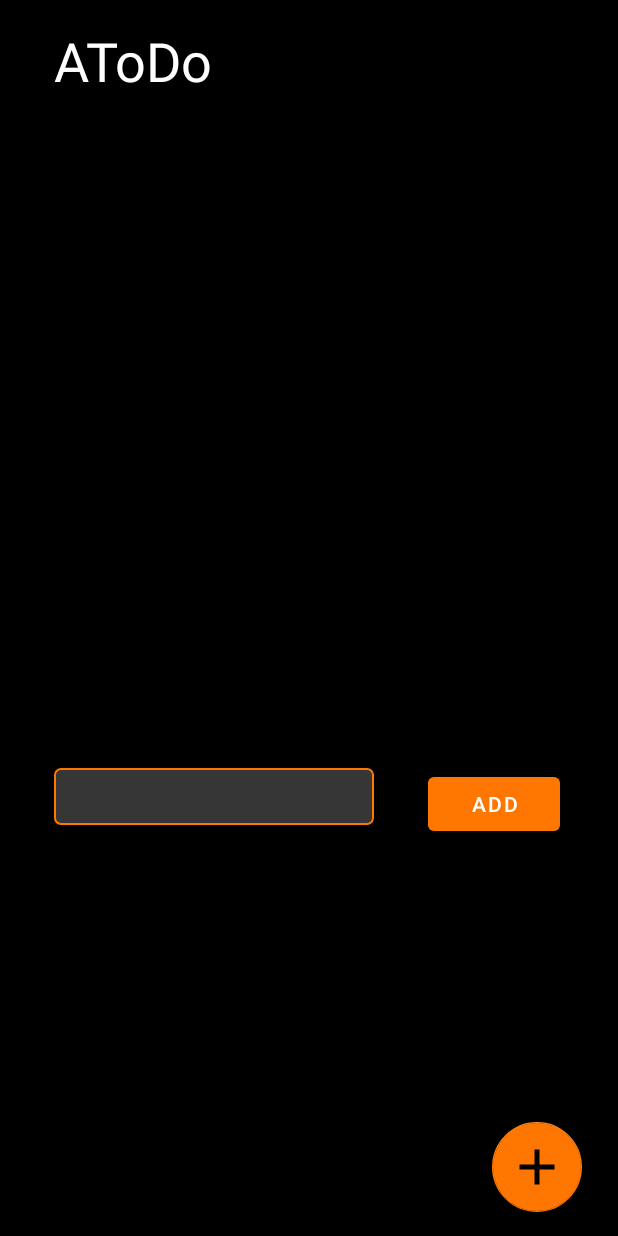
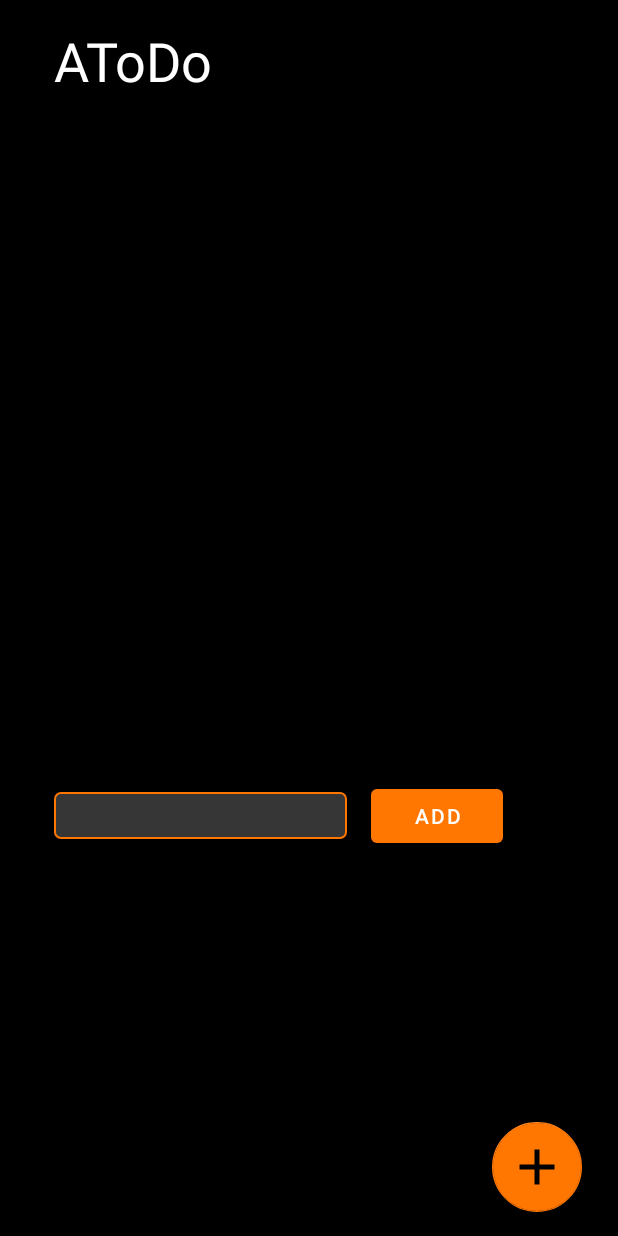
Before and after one commit to wodyjowski/a-todo, an Android app: the screen it shows after launch (MainActivity), on a phone screen of 412 x 824 dp. Run offline under Robolectric (Android 15) with nearby library versions, the phone set to English and light mode, and no system bars; our stand-ins replace Room's generated code.

Commit message:
Fixed add button position (nice to know how to center it)

```diff
--- a/app/src/main/res/layout/activity_main.xml
+++ b/app/src/main/res/layout/activity_main.xml
@@ -18,12 +18,13 @@
         app:layout_constraintStart_toStartOf="parent"
         app:layout_constraintTop_toBottomOf="@+id/textViewTitle" />
 
+
     <EditText
         android:id="@+id/editText"
-        android:layout_width="wrap_content"
-        android:layout_height="wrap_content"
+        android:layout_width="195dp"
+        android:layout_height="31dp"
         android:layout_marginStart="36dp"
-        android:layout_marginTop="24dp"
+        android:layout_marginTop="40dp"
         android:background="@drawable/text_edit"
         android:ems="10"
         android:importantForAutofill="no"
@@ -36,11 +37,11 @@
         android:id="@+id/button"
         android:layout_width="wrap_content"
         android:layout_height="wrap_content"
-        android:layout_marginStart="36dp"
+        android:layout_marginStart="16dp"
         android:text="Add"
+        app:layout_constraintBottom_toBottomOf="@+id/editText"
         app:layout_constraintStart_toEndOf="@+id/editText"
         app:layout_constraintTop_toTopOf="@+id/editText" />
-
 
     <TextView
         android:id="@+id/textViewTitle"
```
